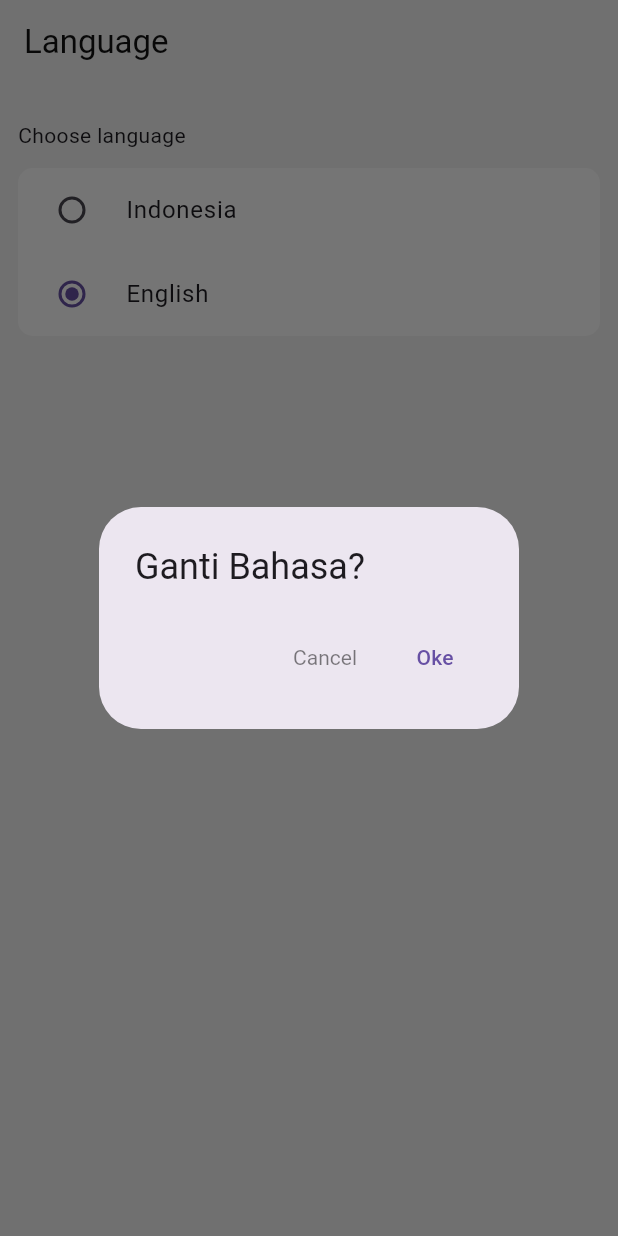
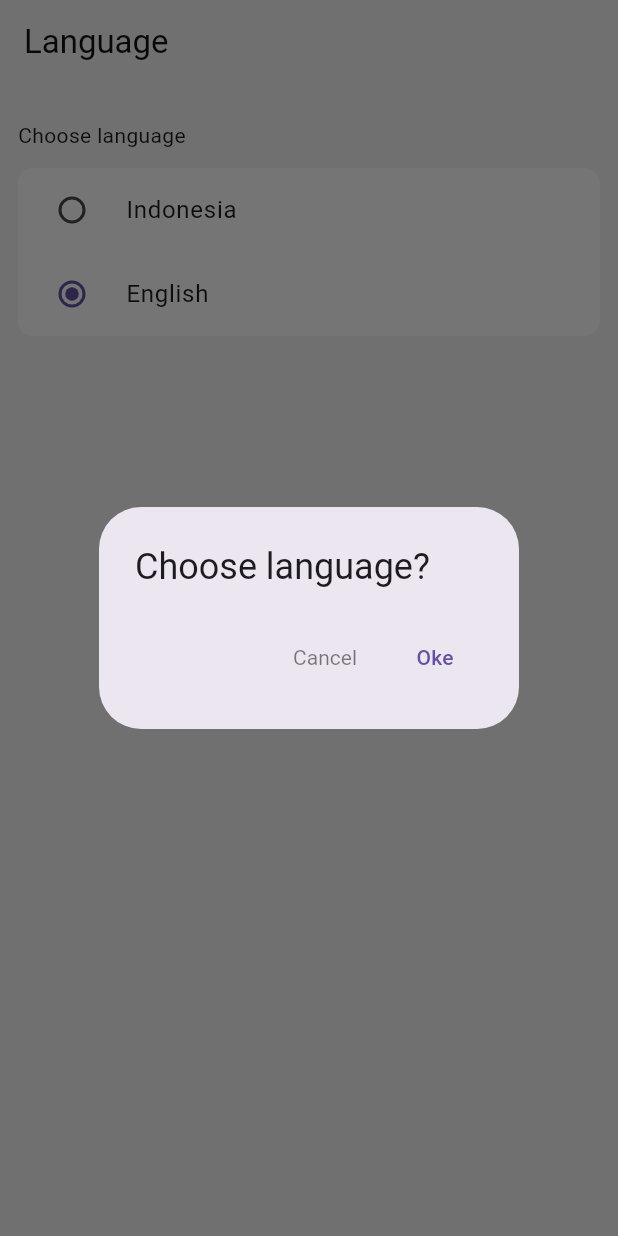
Before and after one commit to Imronarrosid/personal_project, a Flutter app: the LanguagePage screen opened by its route, after a tap on "Indonesia", on a phone screen of 412 x 824 dp. Run offline on Flutter 3.47's test engine with Material 3 defaults, Android fonts, the phone set to English and light mode, and no system bars; our stand-ins replace bloc, cached_network_image, camera, chips_choice, cloud_firestore, cross_file and 20 more; missing offline and left inert: ffmpeg_kit_flutter_min_gpl, ffmpeg_wasm, file_selector, fraction, gal, get_thumbnail_video and 5 more; accounts and stored records are empty.

Commit message:
add locale keys

```diff
--- a/lib/presentation/ui/language/language_page.dart
+++ b/lib/presentation/ui/language/language_page.dart
@@ -75,9 +75,9 @@ class LanguagePage extends StatelessWidget {
     showDialog(
         context: context,
         builder: (_) => AlertDialog(
-              title: const Text(
-                'Ganti Bahasa?',
-                style: TextStyle(fontWeight: FontWeight.w400),
+              title: Text(
+                '${LocaleKeys.label_pick_language.tr()}?',
+                style: const TextStyle(fontWeight: FontWeight.w400),
               ),
               actions: [
                 TextButton(
```
